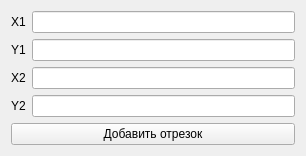
messteno/Q3Solver, file lineadditemwidget.ui: the form before one commit.
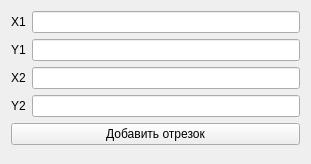
The form after the commit.

The edit to the form file:
```diff
--- a/lineadditemwidget.ui
+++ b/lineadditemwidget.ui
@@ -6,8 +6,8 @@
    <rect>
     <x>0</x>
     <y>0</y>
-    <width>306</width>
-    <height>152</height>
+    <width>311</width>
+    <height>164</height>
    </rect>
   </property>
   <property name="windowTitle">
@@ -17,47 +17,75 @@
    <property name="fieldGrowthPolicy">
     <enum>QFormLayout::AllNonFixedFieldsGrow</enum>
    </property>
-   <item row="0" column="0">
+   <item row="1" column="0">
     <widget class="QLabel" name="x1Label">
      <property name="text">
       <string>X1</string>
      </property>
     </widget>
    </item>
-   <item row="0" column="1">
-    <widget class="QLineEdit" name="x1Edit"/>
+   <item row="1" column="1">
+    <widget class="QLineEdit" name="x1Edit">
+     <property name="enabled">
+      <bool>true</bool>
+     </property>
+     <property name="readOnly">
+      <bool>true</bool>
+     </property>
+    </widget>
    </item>
-   <item row="1" column="0">
+   <item row="3" column="0">
     <widget class="QLabel" name="y1Label">
      <property name="text">
       <string>Y1</string>
      </property>
     </widget>
    </item>
-   <item row="1" column="1">
-    <widget class="QLineEdit" name="y1Edit"/>
+   <item row="3" column="1">
+    <widget class="QLineEdit" name="y1Edit">
+     <property name="enabled">
+      <bool>true</bool>
+     </property>
+     <property name="readOnly">
+      <bool>true</bool>
+     </property>
+    </widget>
    </item>
-   <item row="2" column="0">
+   <item row="4" column="0">
     <widget class="QLabel" name="x2Label">
      <property name="text">
       <string>X2</string>
      </property>
     </widget>
    </item>
-   <item row="2" column="1">
-    <widget class="QLineEdit" name="x2Edit"/>
+   <item row="4" column="1">
+    <widget class="QLineEdit" name="x2Edit">
+     <property name="enabled">
+      <bool>true</bool>
+     </property>
+     <property name="readOnly">
+      <bool>true</bool>
+     </property>
+    </widget>
    </item>
-   <item row="3" column="0">
+   <item row="5" column="0">
     <widget class="QLabel" name="y2Label">
      <property name="text">
       <string>Y2</string>
      </property>
     </widget>
    </item>
-   <item row="3" column="1">
-    <widget class="QLineEdit" name="y2Edit"/>
+   <item row="5" column="1">
+    <widget class="QLineEdit" name="y2Edit">
+     <property name="enabled">
+      <bool>true</bool>
+     </property>
+     <property name="readOnly">
+      <bool>true</bool>
+     </property>
+    </widget>
    </item>
-   <item row="4" column="0" colspan="2">
+   <item row="6" column="0" colspan="2">
     <widget class="QPushButton" name="pushButton">
      <property name="text">
       <string>Добавить отрезок</string>
```
